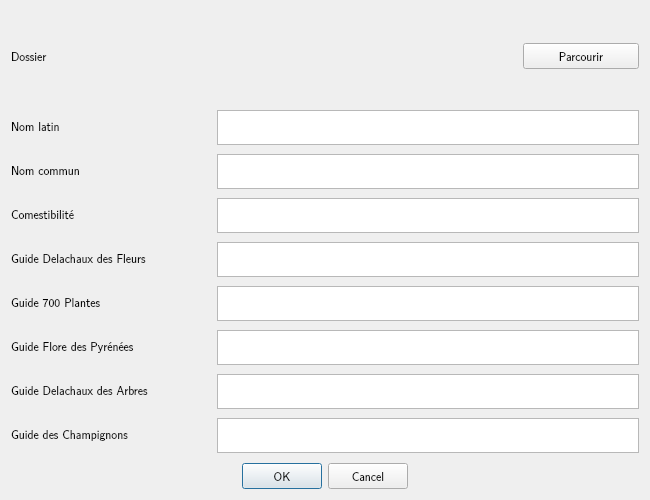
This is ui/species_edit_window.ui in Ludovic-Lesur/botany-guide-gui as Qt 5 draws it before an edit. The edited form follows.
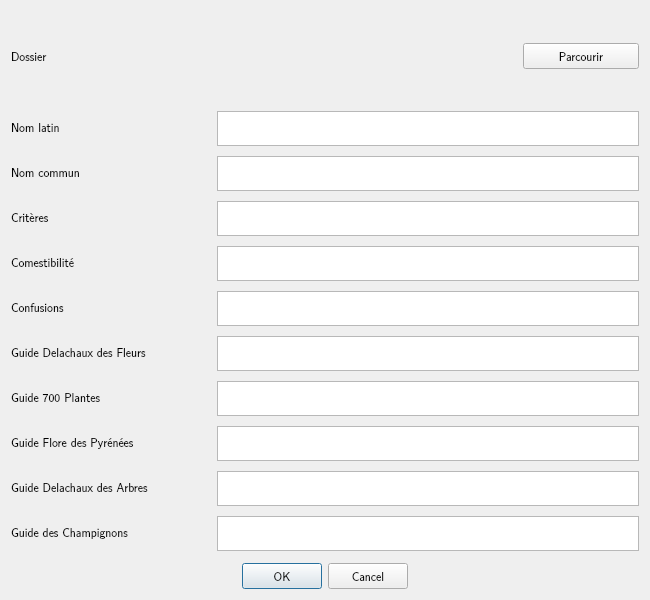
This is the edited form.

Commit message: Add species criteria and confusions items.

```diff
--- a/ui/species_edit_window.ui
+++ b/ui/species_edit_window.ui
@@ -7,7 +7,7 @@
     <x>0</x>
     <y>0</y>
     <width>650</width>
-    <height>500</height>
+    <height>600</height>
    </rect>
   </property>
   <property name="font">
@@ -158,8 +158,8 @@
          </property>
         </widget>
        </item>
-       <item row="2" column="0">
-        <widget class="QLabel" name="edibilityLabel">
+       <item row="4" column="0">
+        <widget class="QLabel" name="confusionLabel">
          <property name="minimumSize">
           <size>
            <width>200</width>
@@ -172,12 +172,12 @@
           </font>
          </property>
          <property name="text">
-          <string>Comestibilité</string>
+          <string>Confusions</string>
          </property>
         </widget>
        </item>
-       <item row="2" column="1">
-        <widget class="QTextEdit" name="edibilityTextEdit">
+       <item row="4" column="1">
+        <widget class="QTextEdit" name="confusionTextEdit">
          <property name="minimumSize">
           <size>
            <width>300</width>
@@ -195,7 +195,7 @@
          </property>
         </widget>
        </item>
-       <item row="3" column="0">
+       <item row="5" column="0">
         <widget class="QLabel" name="refDelachauxFleursLabel">
          <property name="minimumSize">
           <size>
@@ -213,7 +213,7 @@
          </property>
         </widget>
        </item>
-       <item row="3" column="1">
+       <item row="5" column="1">
         <widget class="QTextEdit" name="refDelachauxFleursTextEdit">
          <property name="minimumSize">
           <size>
@@ -235,7 +235,7 @@
          </property>
         </widget>
        </item>
-       <item row="4" column="0">
+       <item row="6" column="0">
         <widget class="QLabel" name="ref700PlantesLabel">
          <property name="minimumSize">
           <size>
@@ -253,7 +253,7 @@
          </property>
         </widget>
        </item>
-       <item row="4" column="1">
+       <item row="6" column="1">
         <widget class="QTextEdit" name="ref700PlantesTextEdit">
          <property name="minimumSize">
           <size>
@@ -275,7 +275,7 @@
          </property>
         </widget>
        </item>
-       <item row="5" column="0">
+       <item row="7" column="0">
         <widget class="QLabel" name="refFlorePyreneesLabel">
          <property name="minimumSize">
           <size>
@@ -293,7 +293,7 @@
          </property>
         </widget>
        </item>
-       <item row="5" column="1">
+       <item row="7" column="1">
         <widget class="QTextEdit" name="refFlorePyreneesTextEdit">
          <property name="minimumSize">
           <size>
@@ -315,7 +315,7 @@
          </property>
         </widget>
        </item>
-       <item row="6" column="0">
+       <item row="8" column="0">
         <widget class="QLabel" name="refDelachauxArbresLabel">
          <property name="minimumSize">
           <size>
@@ -333,7 +333,7 @@
          </property>
         </widget>
        </item>
-       <item row="6" column="1">
+       <item row="8" column="1">
         <widget class="QTextEdit" name="refDelachauxArbresTextEdit">
          <property name="minimumSize">
           <size>
@@ -355,7 +355,7 @@
          </property>
         </widget>
        </item>
-       <item row="7" column="0">
+       <item row="9" column="0">
         <widget class="QLabel" name="refChampignonsLabel">
          <property name="minimumSize">
           <size>
@@ -373,7 +373,7 @@
          </property>
         </widget>
        </item>
-       <item row="7" column="1">
+       <item row="9" column="1">
         <widget class="QTextEdit" name="refChampignonsTextEdit">
          <property name="minimumSize">
           <size>
@@ -395,6 +395,64 @@
          </property>
         </widget>
        </item>
+       <item row="2" column="0">
+        <widget class="QLabel" name="criteriaLabel">
+         <property name="minimumSize">
+          <size>
+           <width>200</width>
+           <height>0</height>
+          </size>
+         </property>
+         <property name="text">
+          <string>Critères</string>
+         </property>
+        </widget>
+       </item>
+       <item row="3" column="0">
+        <widget class="QLabel" name="edibilityLabel">
+         <property name="minimumSize">
+          <size>
+           <width>200</width>
+           <height>0</height>
+          </size>
+         </property>
+         <property name="text">
+          <string>Comestibilité</string>
+         </property>
+        </widget>
+       </item>
+       <item row="2" column="1">
+        <widget class="QTextEdit" name="criteriaTextEdit">
+         <property name="minimumSize">
+          <size>
+           <width>300</width>
+           <height>35</height>
+          </size>
+         </property>
+         <property name="maximumSize">
+          <size>
+           <width>16777215</width>
+           <height>35</height>
+          </size>
+         </property>
+        </widget>
+       </item>
+       <item row="3" column="1">
+        <widget class="QTextEdit" name="edibilityTextEdit">
+         <property name="minimumSize">
+          <size>
+           <width>300</width>
+           <height>35</height>
+          </size>
+         </property>
+         <property name="maximumSize">
+          <size>
+           <width>16777215</width>
+           <height>35</height>
+          </size>
+         </property>
+        </widget>
+       </item>
       </layout>
      </item>
      <item>
```
The commit also changes 4 other files.
